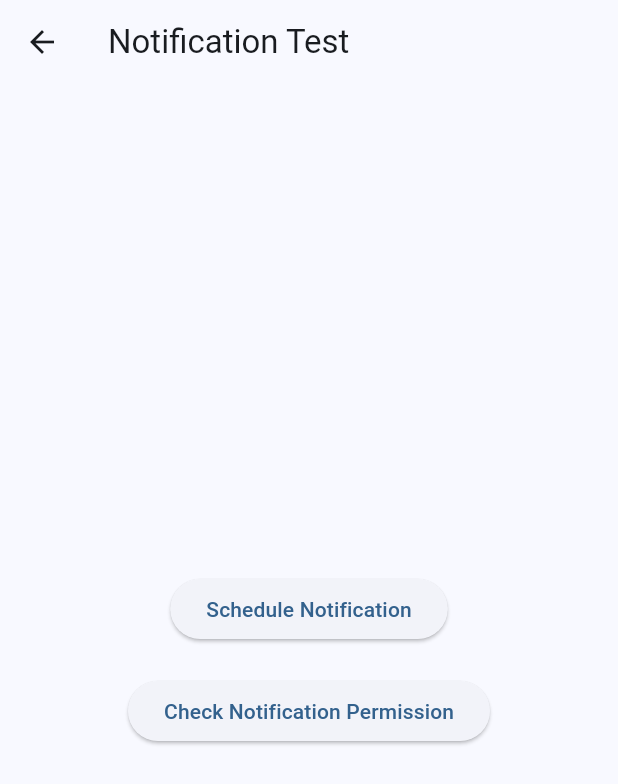
After one commit to Dewchathu/naviX, a Flutter app: the NotificationTestPage screen opened directly, after a tap on "Schedule Notification", on a phone screen of 412 x 824 dp. The commit adds this screen. Shown: the top 784 px of the screen. Run offline on Flutter 3.47's test engine with Material 3 defaults, Android fonts, the phone set to English and light mode, and no system bars; our stand-ins replace cloud_firestore, firebase_auth, firebase_core, firebase_storage, flutter_dotenv, flutter_gemini and 14 more; missing offline and left inert: random_color; accounts and stored records are empty.

Commit message:
202501201340

```diff
--- /dev/null
+++ b/lib/screens/notification_test.dart
@@ -0,0 +1,113 @@
+import 'package:flutter/material.dart';
+import 'package:flutter_local_notifications/flutter_local_notifications.dart';
+import 'package:permission_handler/permission_handler.dart';
+import 'package:timezone/data/latest.dart' as tz;
+import 'package:timezone/timezone.dart' as tz;
+
+class NotificationTestPage extends StatefulWidget {
+  @override
+  _NotificationTestPageState createState() => _NotificationTestPageState();
+}
+
+class _NotificationTestPageState extends State<NotificationTestPage> {
+  final FlutterLocalNotificationsPlugin flutterLocalNotificationsPlugin =
+  FlutterLocalNotificationsPlugin();
+
+  @override
+  void initState() {
+    super.initState();
+    initNotificationService();
+  }
+
+  Future<void> initNotificationService() async {
+    const AndroidInitializationSettings initializationSettingsAndroid =
+    AndroidInitializationSettings('@mipmap/ic_launcher');
+
+    const InitializationSettings initializationSettings = InitializationSettings(
+      android: initializationSettingsAndroid,
+    );
+
+    // Initialize time zones
+    tz.initializeTimeZones();
+
+    // Initialize notification plugin
+    await flutterLocalNotificationsPlugin.initialize(initializationSettings);
+
+    // Check and request notification permissions
+    if (await Permission.notification.isDenied) {
+      await Permission.notification.request();
+    }
+  }
+
+  Future<void> scheduleNotification() async {
+    final now = tz.TZDateTime.now(tz.local);
+    final scheduledDate = now.add(const Duration(seconds: 5)); // Notification after 5 seconds
+
+    await flutterLocalNotificationsPlugin.zonedSchedule(
+      0, // Notification ID
+      'Test Notification', // Notification title
+      'This is a test notification.', // Notification body
+      scheduledDate,
+      const NotificationDetails(
+        android: AndroidNotificationDetails(
+          'dew_channel_id', // Channel ID
+          'Test Channel', // Channel name
+          channelDescription: 'Channel for testing notifications',
+          importance: Importance.max,
+          priority: Priority.high,
+        ),
+      ),
+      androidAllowWhileIdle: true,
+      uiLocalNotificationDateInterpretation:
+      UILocalNotificationDateInterpretation.absoluteTime,
+    );
+
+    print("Notification scheduled for ${scheduledDate.toLocal()}");
+  }
+
+  Future<void> checkNotificationPermission() async {
+    final status = await Permission.notification.status;
+
+    if (status.isGranted) {
+      ScaffoldMessenger.of(context).showSnackBar(
+        const SnackBar(content: Text('Notification permission is granted')),
+      );
+    } else if (status.isDenied) {
+      ScaffoldMessenger.of(context).showSnackBar(
+        const SnackBar(content: Text('Notification permission is denied')),
+      );
+    } else if (status.isPermanentlyDenied) {
+      ScaffoldMessenger.of(context).showSnackBar(
+        const SnackBar(
+          content: Text('Notification permission is permanently denied'),
+        ),
+      );
+      openAppSettings();
+    }
+  }
+
+  @override
+  Widget build(BuildContext context) {
+    return Scaffold(
+      appBar: AppBar(
+        title: const Text('Notification Test'),
+      ),
+      body: Center(
+        child: Column(
+          mainAxisSize: MainAxisSize.min,
+          children: [
+            ElevatedButton(
+              onPressed: scheduleNotification,
+              child: const Text('Schedule Notification'),
+            ),
+            const SizedBox(height: 20),
+            ElevatedButton(
+              onPressed: checkNotificationPermission,
+              child: const Text('Check Notification Permission'),
+            ),
+          ],
+        ),
+      ),
+    );
+  }
+}
--- a/lib/services/notification_service.dart
+++ b/lib/services/notification_service.dart
@@ -1,3 +1,4 @@
+import 'package:permission_handler/permission_handler.dart';
 import 'package:flutter_local_notifications/flutter_local_notifications.dart';
 import 'package:timezone/data/latest.dart' as tz;
 import 'package:timezone/timezone.dart' as tz;
@@ -19,6 +20,11 @@ class NotificationService {
     await flutterLocalNotificationsPlugin.initialize(
       initializationSettings,
     );
+
+    // Request notification permissions for Android 13+
+    if (await Permission.notification.isDenied) {
+      await Permission.notification.request();
+    }
   }
 
   Future<void> scheduleNotification(
@@ -34,9 +40,9 @@ class NotificationService {
       scheduledDate,
       const NotificationDetails(
         android: AndroidNotificationDetails(
-          'your_channel_id',
-          'your_channel_name',
-          channelDescription: 'your_channel_description',
+          'dew_channel_id',
+          'dew_channel_name',
+          channelDescription: 'dew_channel_description',
           importance: Importance.max,
           priority: Priority.high,
         ),
--- a/lib/widgets/calender.dart
+++ b/lib/widgets/calender.dart
@@ -40,7 +40,7 @@ class _CalenderState extends State<Calender> {
     for (int i = 0; i < oneWeekList.length; i++) {
       DateTime taskTime = monday
           .add(Duration(days: i))
-          .copyWith(hour: 19, minute: 0, second: 0);
+          .copyWith(hour: 19, minute: 0 , second: 0);
 
       // Add the task as an appointment
       Appointment appointment = Appointment(
--- a/pubspec.yaml
+++ b/pubspec.yaml
@@ -34,6 +34,7 @@ dependencies:
   random_color: ^1.0.5
   percent_indicator: ^4.2.4
   internet_connection_checker_plus: ^2.7.0
+  permission_handler: ^11.3.1
 
 
 dev_dependencies:
```
Also changed, not shown: lib/screens/home.dart (+4 -37 lines), lib/screens/login_screen.dart (+11 -1 lines), lib/screens/signup_screen.dart (+11 -1 lines), lib/services/firestore_updater.dart (+13 -3 lines), lib/widgets/info_scroll.dart (+7 -0 lines), lib/widgets/show_back_dialog.dart (added, +36 -0 lines), pubspec.lock, 8 other files.
